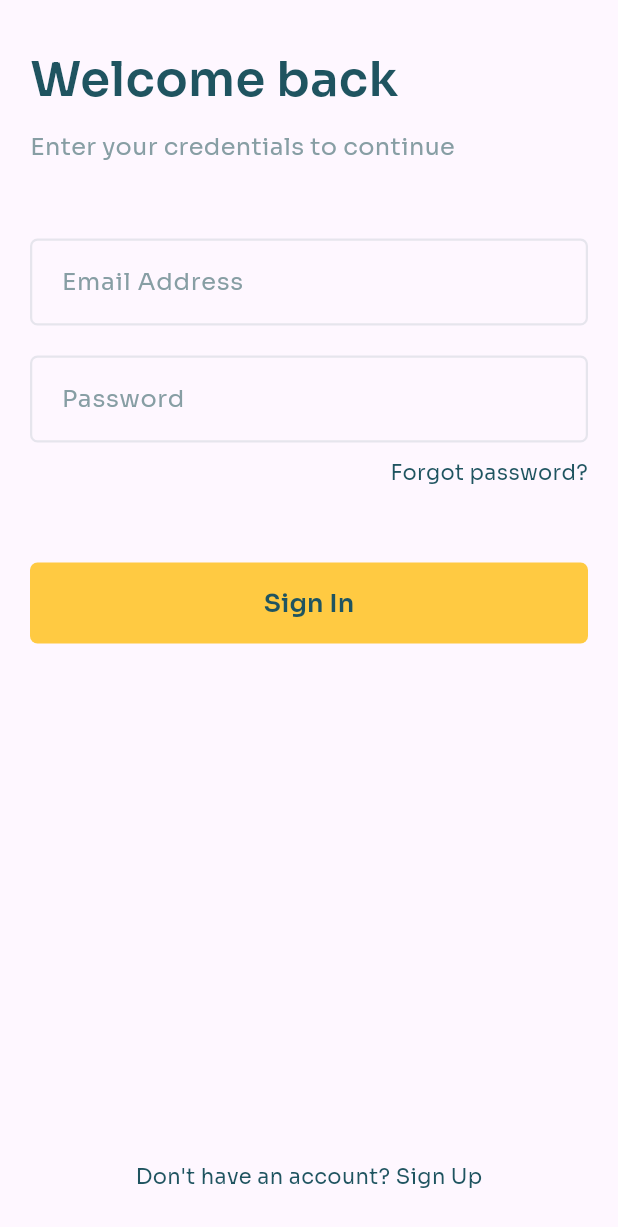
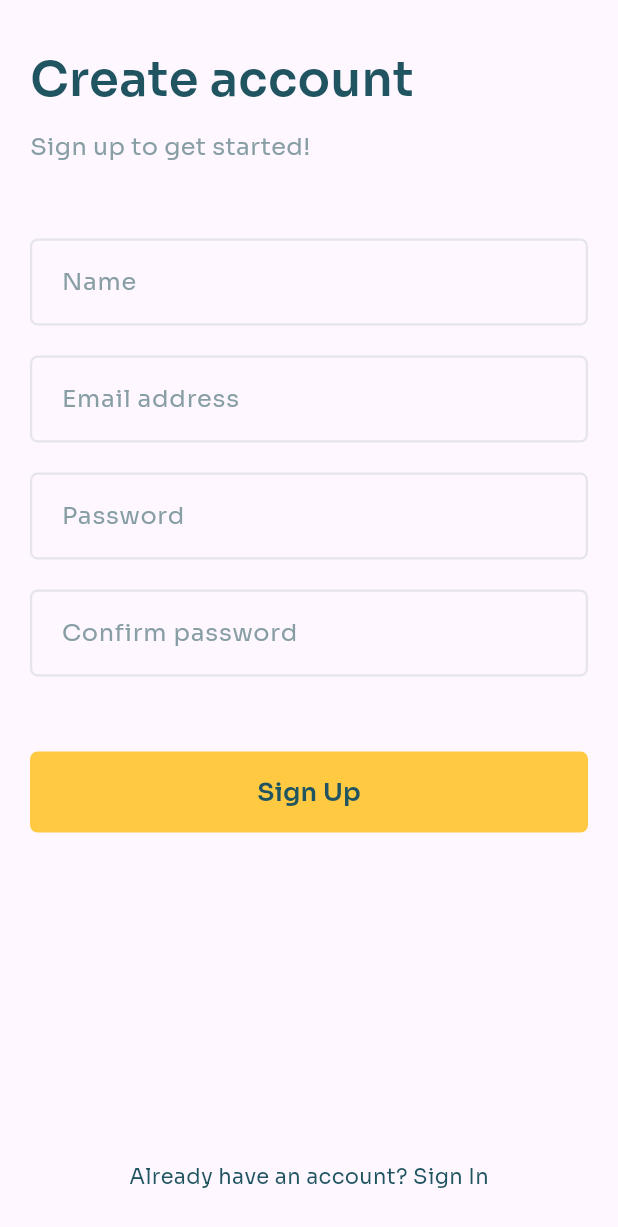
Before and after one commit to mahdi-mk/bazar-flutter, a Flutter app: the screen it shows after launch, after a tap on "Sign Up", on a phone screen of 412 x 824 dp. Shown: the top 1227 px of the screen. Run offline on Flutter 3.47's test engine with Material 3 defaults, Android fonts, the phone set to English and light mode, and no system bars; our stand-ins replace flutter_riverpod, go_router, google_fonts.

Commit message:
Add register screen

```diff
--- a/lib/src/features/auth/presentation/loging_screen.dart
+++ b/lib/src/features/auth/presentation/login_screen.dart
@@ -1,8 +1,10 @@
 import 'package:flutter/material.dart';
+import 'package:flutter_app/src/router/router.dart';
 import 'package:flutter_app/src/theme/settings/text.dart';
 import 'package:flutter_app/src/theme/widgets/buttons/primary_button.dart';
 import 'package:flutter_app/src/theme/widgets/buttons/primary_text_button.dart';
 import 'package:flutter_app/src/theme/widgets/form/primary_text_input.dart';
+import 'package:go_router/go_router.dart';
 
 class LoginScreen extends StatelessWidget {
   const LoginScreen({super.key});
@@ -10,6 +12,7 @@ class LoginScreen extends StatelessWidget {
   @override
   Widget build(BuildContext context) {
     return Scaffold(
+      resizeToAvoidBottomInset: false,
       appBar: null,
       body: SafeArea(
         child: Padding(
@@ -37,6 +40,7 @@ class LoginScreen extends StatelessWidget {
               const PrimaryTextInput(
                 label: "Email Address",
                 keyboardType: TextInputType.emailAddress,
+                textInputAction: TextInputAction.next,
               ),
               const SizedBox(
                 height: 20,
@@ -44,6 +48,7 @@ class LoginScreen extends StatelessWidget {
               const PrimaryTextInput(
                 label: "Password",
                 keyboardType: TextInputType.visiblePassword,
+                textInputAction: TextInputAction.done,
                 isPassword: true,
               ),
               const SizedBox(
@@ -76,7 +81,7 @@ class LoginScreen extends StatelessWidget {
                     ),
                     PrimaryTextButton(
                       text: "Sign Up",
-                      onPressed: () {},
+                      onPressed: () => context.goNamed(AppRoute.register.name),
                     ),
                   ],
                 ),
--- /dev/null
+++ b/lib/src/features/auth/presentation/register_screen.dart
@@ -0,0 +1,97 @@
+import 'package:flutter/material.dart';
+import 'package:flutter_app/src/router/router.dart';
+import 'package:flutter_app/src/theme/settings/text.dart';
+import 'package:flutter_app/src/theme/widgets/buttons/primary_button.dart';
+import 'package:flutter_app/src/theme/widgets/buttons/primary_text_button.dart';
+import 'package:flutter_app/src/theme/widgets/form/primary_text_input.dart';
+import 'package:go_router/go_router.dart';
+
+class RegisterScreen extends StatelessWidget {
+  const RegisterScreen({super.key});
+
+  @override
+  Widget build(BuildContext context) {
+    return Scaffold(
+      resizeToAvoidBottomInset: false,
+      appBar: null,
+      body: SafeArea(
+        child: Padding(
+          padding: const EdgeInsets.symmetric(
+            vertical: 30,
+            horizontal: 20,
+          ),
+          child: Column(
+            crossAxisAlignment: CrossAxisAlignment.start,
+            children: [
+              Text(
+                "Create account",
+                style: TextStyles.heading,
+              ),
+              const SizedBox(
+                height: 10,
+              ),
+              Text(
+                "Sign up to get started!",
+                style: TextStyles.subheading,
+              ),
+              const SizedBox(
+                height: 50,
+              ),
+              const PrimaryTextInput(
+                label: "Name",
+                textInputAction: TextInputAction.next,
+              ),
+              const SizedBox(
+                height: 20,
+              ),
+              const PrimaryTextInput(
+                label: "Email address",
+                keyboardType: TextInputType.emailAddress,
+                textInputAction: TextInputAction.next,
+              ),
+              const SizedBox(
+                height: 20,
+              ),
+              const PrimaryTextInput(
+                label: "Password",
+                keyboardType: TextInputType.visiblePassword,
+                textInputAction: TextInputAction.next,
+              ),
+              const SizedBox(
+                height: 20,
+              ),
+              const PrimaryTextInput(
+                label: "Confirm password",
+                keyboardType: TextInputType.visiblePassword,
+                textInputAction: TextInputAction.done,
+              ),
+              const SizedBox(
+                height: 50,
+              ),
+              SizedBox(
+                width: double.infinity,
+                child: PrimaryButton(text: "Sign Up", onPressed: () {}),
+              ),
+              Expanded(
+                child: Row(
+                  mainAxisAlignment: MainAxisAlignment.center,
+                  crossAxisAlignment: CrossAxisAlignment.end,
+                  children: [
+                    Text(
+                      "Already have an account? ",
+                      style: TextStyles.body,
+                    ),
+                    PrimaryTextButton(
+                      text: "Sign In",
+                      onPressed: () => context.goNamed(AppRoute.login.name),
+                    ),
+                  ],
+                ),
+              ),
+            ],
+          ),
+        ),
+      ),
+    );
+  }
+}
--- a/lib/src/router/router.dart
+++ b/lib/src/router/router.dart
@@ -1,10 +1,12 @@
-import 'package:flutter_app/src/features/auth/presentation/loging_screen.dart';
+import 'package:flutter_app/src/features/auth/presentation/login_screen.dart';
+import 'package:flutter_app/src/features/auth/presentation/register_screen.dart';
 import 'package:flutter_app/src/features/home/views/home_screen.dart';
 import 'package:go_router/go_router.dart';
 
 enum AppRoute {
   home,
   login,
+  register,
 }
 
 final router = GoRouter(
@@ -22,15 +24,14 @@ final router = GoRouter(
     //-------------------------------------
 
     GoRoute(
-      path: '/auth',
-      redirect: (context, state) => '/auth/login',
-      routes: [
-        GoRoute(
-          path: 'login',
-          name: AppRoute.login.name,
-          builder: (context, state) => const LoginScreen(),
-        )
-      ],
+      path: '/auth/login',
+      name: AppRoute.login.name,
+      builder: (context, state) => const LoginScreen(),
+    ),
+    GoRoute(
+      path: '/auth/register',
+      name: AppRoute.register.name,
+      builder: (context, state) => const RegisterScreen(),
     ),
   ],
 );
--- a/lib/src/theme/widgets/form/primary_text_input.dart
+++ b/lib/src/theme/widgets/form/primary_text_input.dart
@@ -5,12 +5,14 @@ import 'package:google_fonts/google_fonts.dart';
 class PrimaryTextInput extends StatelessWidget {
   final String label;
   final TextInputType keyboardType;
+  final TextInputAction textInputAction;
   final bool isPassword;
 
   const PrimaryTextInput({
     super.key,
     required this.label,
     this.keyboardType = TextInputType.text,
+    this.textInputAction = TextInputAction.none,
     this.isPassword = false,
   });
 
@@ -18,6 +20,7 @@ class PrimaryTextInput extends StatelessWidget {
   Widget build(BuildContext context) {
     return TextFormField(
       keyboardType: keyboardType,
+      textInputAction: textInputAction,
       obscureText: isPassword,
       style: GoogleFonts.sora(
         color: ThemeColors.primaryText,
```
